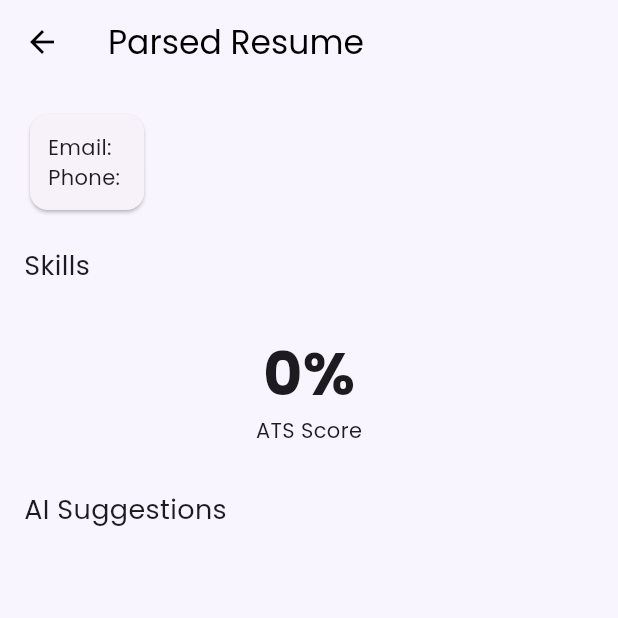
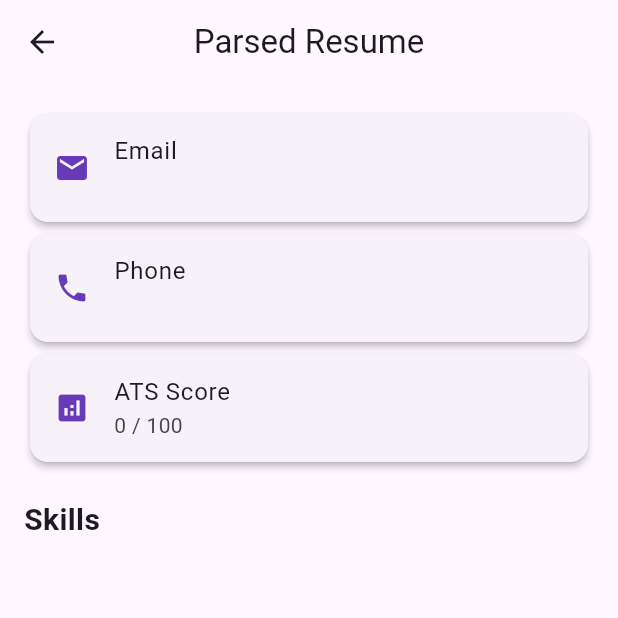
Before and after one commit to KumarManglam-123/career-ai-app, a Flutter app: the ParsedResumeScreen screen opened directly with empty values, on a phone screen of 412 x 824 dp, the top half of it. Run offline on Flutter 3.47's test engine with Material 3 defaults, Android fonts, the phone set to English and light mode, and no system bars; our stand-ins replace file_picker.

```diff
--- a/mobile_app/lib/screens/parsed_resume_screen.dart
+++ b/mobile_app/lib/screens/parsed_resume_screen.dart
@@ -7,59 +7,135 @@ class ParsedResumeScreen extends StatelessWidget {
 
   @override
   Widget build(BuildContext context) {
+    final skills = List<String>.from(data['skills'] ?? []);
+    final projects = List<String>.from(data['projects'] ?? []);
+    final suggestions = List<String>.from(data['suggestions'] ?? []);
+
     return Scaffold(
-      appBar: AppBar(title: const Text("Parsed Resume")),
-      body: Padding(
+      appBar: AppBar(
+        title: const Text("Parsed Resume"),
+        centerTitle: true,
+      ),
+      body: SingleChildScrollView(
         padding: const EdgeInsets.all(16),
         child: Column(
           crossAxisAlignment: CrossAxisAlignment.start,
           children: [
-            Card(
-              child: Padding(
-                padding: const EdgeInsets.all(12),
-                child: Column(
-                  crossAxisAlignment: CrossAxisAlignment.start,
-                  children: [
-                    Text("Email: ${data['email']}"),
-                    Text("Phone: ${data['phone']}"),
-                  ],
-                ),
-              ),
+
+            /// EMAIL
+            _infoCard(
+              icon: Icons.email,
+              title: "Email",
+              value: data['email'] ?? "Not found",
+            ),
+
+            /// PHONE
+            _infoCard(
+              icon: Icons.phone,
+              title: "Phone",
+              value: data['phone'] ?? "Not found",
+            ),
+
+            /// ATS SCORE
+            _infoCard(
+              icon: Icons.analytics,
+              title: "ATS Score",
+              value: "${data['ats_score'] ?? 0} / 100",
             ),
 
             const SizedBox(height: 20),
-            const Text("Skills", style: TextStyle(fontSize: 18)),
+
+            /// SKILLS
+            const Text(
+              "Skills",
+              style: TextStyle(fontSize: 20, fontWeight: FontWeight.bold),
+            ),
+            const SizedBox(height: 10),
+
             Wrap(
               spacing: 8,
-              children: List.generate(
-                data['skills'].length,
-                (index) => Chip(label: Text(data['skills'][index])),
-              ),
+              runSpacing: 8,
+              children: skills
+                  .map(
+                    (skill) => Chip(
+                      label: Text(skill),
+                      backgroundColor: Colors.deepPurple.shade50,
+                    ),
+                  )
+                  .toList(),
             ),
 
-            const SizedBox(height: 30),
-            Center(
-              child: Column(
-                children: [
-                  Text(
-                    "${data['ats_score']}%",
-                    style: const TextStyle(
-                        fontSize: 40, fontWeight: FontWeight.bold),
+            /// PROJECTS SECTION (⭐ NEW ⭐)
+            if (projects.isNotEmpty) ...[
+              const SizedBox(height: 25),
+              const Text(
+                "Projects",
+                style: TextStyle(fontSize: 20, fontWeight: FontWeight.bold),
+              ),
+              const SizedBox(height: 10),
+
+              ...projects.map(
+                (project) => Card(
+                  elevation: 2,
+                  shape: RoundedRectangleBorder(
+                    borderRadius: BorderRadius.circular(12),
                   ),
-                  const Text("ATS Score"),
-                ],
+                  child: ListTile(
+                    leading: const Icon(
+                      Icons.work_outline,
+                      color: Colors.deepPurple,
+                    ),
+                    title: Text(project),
+                  ),
+                ),
               ),
-            ),
+            ],
 
-            const SizedBox(height: 30),
-            const Text("AI Suggestions",
-                style: TextStyle(fontSize: 18)),
-            ...data['suggestions']
-                .map<Widget>((s) => Text("• $s"))
-                .toList(),
+            /// SUGGESTIONS
+            if (suggestions.isNotEmpty) ...[
+              const SizedBox(height: 25),
+              const Text(
+                "Suggestions to Improve Resume",
+                style: TextStyle(fontSize: 20, fontWeight: FontWeight.bold),
+              ),
+              const SizedBox(height: 10),
+
+              ...suggestions.map(
+                (s) => Padding(
+                  padding: const EdgeInsets.only(bottom: 8),
+                  child: Row(
+                    children: [
+                      const Icon(Icons.check_circle,
+                          color: Colors.green, size: 20),
+                      const SizedBox(width: 8),
+                      Expanded(child: Text(s)),
+                    ],
+                  ),
+                ),
+              ),
+            ],
           ],
         ),
       ),
     );
   }
+
+  /// REUSABLE INFO CARD
+  Widget _infoCard({
+    required IconData icon,
+    required String title,
+    required String value,
+  }) {
+    return Card(
+      elevation: 2,
+      shape: RoundedRectangleBorder(
+        borderRadius: BorderRadius.circular(12),
+      ),
+      child: ListTile(
+        leading: Icon(icon, color: Colors.deepPurple),
+        title: Text(title),
+        subtitle: Text(value),
+      ),
+    );
+  }
 }
--- a/mobile_app/pubspec.yaml
+++ b/mobile_app/pubspec.yaml
@@ -12,7 +12,7 @@ dependencies:
     sdk: flutter
   http: ^1.2.0
   file_picker: ^6.1.1
-  google_fonts: ^6.1.0
+
 
 
 dev_dependencies:
```
Also changed, not shown: mobile_app/analysis_options.yaml (added, +28 -0 lines), mobile_app/lib/main.dart (+1 -9 lines), mobile_app/lib/screens/chat_screen.dart (+38 -60 lines), mobile_app/lib/screens/upload_screen.dart (+34 -11 lines), mobile_app/lib/services/api_service.dart (+15 -28 lines), mobile_app/pubspec.lock, 6 other files.
